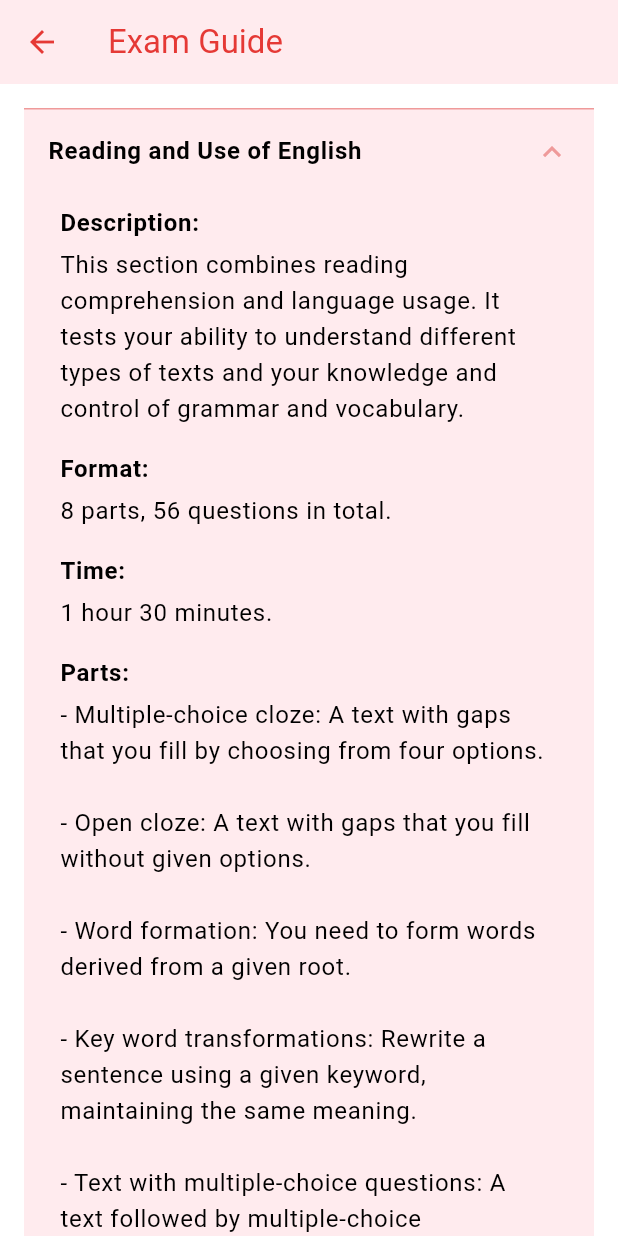
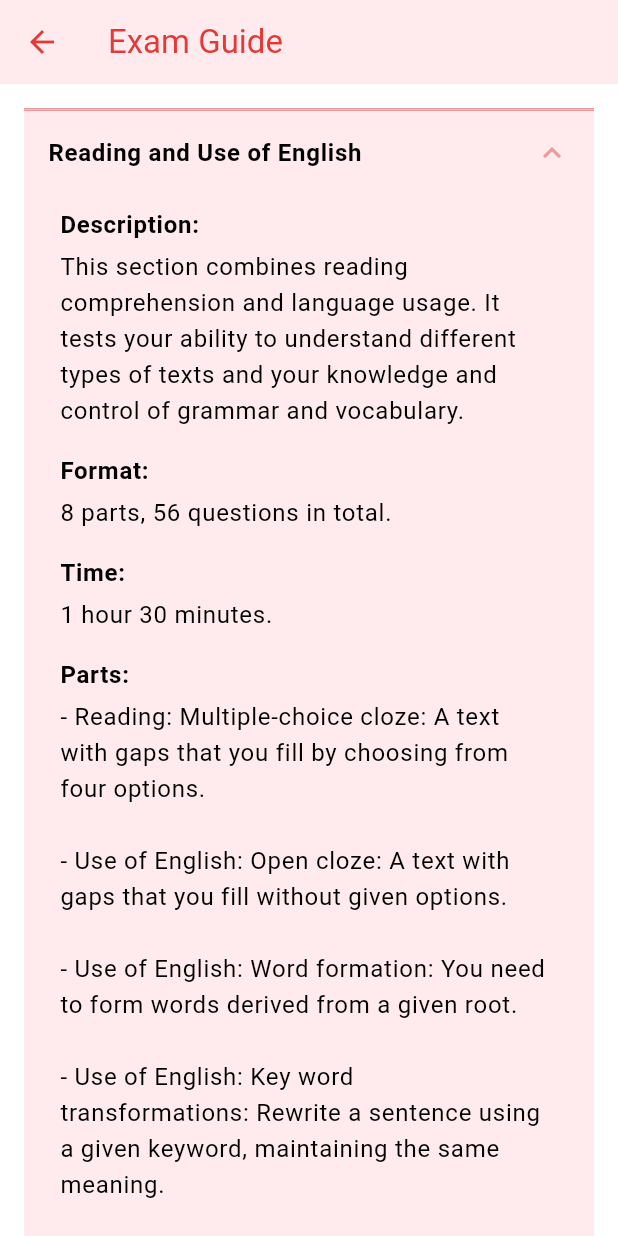
Before and after one commit to arturopicazo04/Be-English-FlutterApp, a Flutter app: the GuidePage screen opened by its route, after a tap on "Reading and Use of English", on a phone screen of 412 x 824 dp. Run offline on Flutter 3.47's test engine with Material 3 defaults, Android fonts, the phone set to English and light mode, and no system bars; our stand-ins replace awesome_notifications, cached_network_image, cloud_firestore, file_picker, firebase_auth, firebase_core and 2 more; accounts and stored records are empty; network calls fail.

Commit message:
[24/05/2024] Upload with First Test

```diff
--- /dev/null
+++ b/lib/data/exam_guide_data.dart
@@ -0,0 +1,70 @@
+class ExamGuideData {
+  static List<Map<String, dynamic>> examParts = [
+    {
+      'title': 'Reading and Use of English',
+      'description':
+          'This section combines reading comprehension and language usage. It tests your ability to understand different types of texts and your knowledge and control of grammar and vocabulary.',
+      'format': '8 parts, 56 questions in total.',
+      'time': '1 hour 30 minutes.',
+      'parts': [
+        '- Reading: Multiple-choice cloze: A text with gaps that you fill by choosing from four options.',
+        '',
+        '- Use of English: Open cloze: A text with gaps that you fill without given options.',
+        '',
+        '- Use of English: Word formation: You need to form words derived from a given root.',
+        '',
+        '- Use of English: Key word transformations: Rewrite a sentence using a given keyword, maintaining the same meaning.',
+        '',
+        '- Reading:Text with multiple-choice questions: A text followed by multiple-choice questions.',
+        '',
+        '- Reading: Gapped text: A text with paragraphs removed that you need to reorder correctly.',
+        '',
+        '- Reading: Multiple matching: A text or several short texts with statements to match to the text(s).'
+      ]
+    },
+    {
+      'title': 'Writing',
+      'description':
+          'This part assesses your ability to write various text types appropriate for different contexts, purposes, and audiences.',
+      'format': '2 parts.',
+      'time': '1 hour 30 minutes.',
+      'parts': [
+        '- Essay: You must write an essay based on two given points of view.',
+        '',
+        '- Choice of task: You can choose from various types of text (article, letter/email, report, proposal, etc.).'
+      ]
+    },
+    {
+      'title': 'Listening',
+      'description':
+          'This section tests your ability to understand a variety of spoken materials, such as news, speeches, and everyday conversations.',
+      'format': '4 parts.',
+      'time': 'Approximately 40 minutes.',
+      'parts': [
+        '- Multiple choice: Listen to an audio and answer multiple-choice questions.',
+        '',
+        '- Sentence completion: Listen to an audio and complete sentences with the missing information.',
+        '',
+        '- Multiple matching: Listen to several short audios and match information to statements.',
+        '',
+        '- Multiple choice: Similar to the first part but with a different audio and multiple-choice questions.'
+      ]
+    },
+    {
+      'title': 'Speaking',
+      'description':
+          'This part assesses your ability to communicate effectively in face-to-face conversations.',
+      'format': '4 parts.',
+      'time': '15 minutes per pair of candidates.',
+      'parts': [
+        '- Interview: Answer questions about yourself, your interests, etc.',
+        '',
+        '- Long turn: Describe a set of photographs and answer a related question.',
+        '',
+        '- Collaborative task: Discuss with the other candidate to reach an agreement on a given topic.',
+        '',
+        '- Discussion: Discuss the topic from part three further with the examiner.',
+      ]
+    }
+  ];
+}
--- a/lib/main.dart
+++ b/lib/main.dart
@@ -1,8 +1,10 @@
 import 'package:be_english/auth/auth.dart';
 import 'package:be_english/firebase_options.dart';
+import 'package:be_english/pages/exams/uoe_open_cloze.dart';
 import 'package:be_english/pages/forgot_pass_page.dart';
 import 'package:be_english/pages/guides_page.dart';
 import 'package:be_english/pages/home_page.dart';
+import 'package:be_english/pages/interactive_exams_page.dart';
 import 'package:be_english/pages/profile_page.dart';
 import 'package:be_english/pages/ranking_page.dart';
 import 'package:be_english/service/notification_service.dart';
@@ -36,7 +38,9 @@ class MainApp extends StatelessWidget {
         '/forgot_password_page': (context) => const FortgotPasswordPage(),
         '/ranking_page': (context) => const RankingPage(),
         '/auth_page': (context) => const AuthPage(),
-        '/guide_page': (context) =>  GuidePage(),
+        '/guide_page': (context) => const GuidePage(),
+        '/interactive_exams_page': (context) => const InteractiveExamsPage(),
+        '/uoe_open_cloze': (context) => OpenClozeExamPage(),
       },
     );
   }
--- a/lib/pages/forgot_pass_page.dart
+++ b/lib/pages/forgot_pass_page.dart
@@ -19,7 +19,6 @@ class _FortgotPasswordPageState extends State<FortgotPasswordPage> {
   void resetPassword() async {
     // Get screen size
     double screenHeight = MediaQuery.of(context).size.height;
-    double screenWidth = MediaQuery.of(context).size.width;
 
     //show loading circle
     showDialog(
--- a/lib/pages/guides_page.dart
+++ b/lib/pages/guides_page.dart
@@ -1,80 +1,18 @@
+import 'package:be_english/data/exam_guide_data.dart';
 import 'package:flutter/material.dart';
 
 class GuidePage extends StatelessWidget {
-  final List<Map<String, dynamic>> examParts = [
-    {
-      'title': 'Reading and Use of English',
-      'description':
-          'This section combines reading comprehension and language usage. It tests your ability to understand different types of texts and your knowledge and control of grammar and vocabulary.',
-      'format': '8 parts, 56 questions in total.',
-      'time': '1 hour 30 minutes.',
-      'parts': [
-        '- Multiple-choice cloze: A text with gaps that you fill by choosing from four options.',
-        '',
-        '- Open cloze: A text with gaps that you fill without given options.',
-        '',
-        '- Word formation: You need to form words derived from a given root.',
-        '',
-        '- Key word transformations: Rewrite a sentence using a given keyword, maintaining the same meaning.',
-        '',
-        '- Text with multiple-choice questions: A text followed by multiple-choice questions.',
-        '',
-        '- Gapped text: A text with paragraphs removed that you need to reorder correctly.',
-        '',
-        '- Multiple matching: A text or several short texts with statements to match to the text(s).'
-      ]
-    },
-    {
-      'title': 'Writing',
-      'description':
-          'This part assesses your ability to write various text types appropriate for different contexts, purposes, and audiences.',
-      'format': '2 parts.',
-      'time': '1 hour 30 minutes.',
-      'parts': [
-        '- Essay: You must write an essay based on two given points of view.',
-        '',
-        '- Choice of task: You can choose from various types of text (article, letter/email, report, proposal, etc.).'
-      ]
-    },
-    {
-      'title': 'Listening',
-      'description':
-          'This section tests your ability to understand a variety of spoken materials, such as news, speeches, and everyday conversations.',
-      'format': '4 parts.',
-      'time': 'Approximately 40 minutes.',
-      'parts': [
-        '- Multiple choice: Listen to an audio and answer multiple-choice questions.',
-        '',
-        '- Sentence completion: Listen to an audio and complete sentences with the missing information.',
-        '',
-        '- Multiple matching: Listen to several short audios and match information to statements.',
-        '',
-        '- Multiple choice: Similar to the first part but with a different audio and multiple-choice questions.'
-      ]
-    },
-    {
-      'title': 'Speaking',
-      'description':
-          'This part assesses your ability to communicate effectively in face-to-face conversations.',
-      'format': '4 parts.',
-      'time': '15 minutes per pair of candidates.',
-      'parts': [
-        '- Interview: Answer questions about yourself, your interests, etc.',
-        '',
-        '- Long turn: Describe a set of photographs and answer a related question.',
-        '',
-        '- Collaborative task: Discuss with the other candidate to reach an agreement on a given topic.',
-        '',
-        '- Discussion: Discuss the topic from part three further with the examiner.',
-      ]
-    }
-  ];
-
-  GuidePage({super.key});
+  const GuidePage({super.key});
 
   Widget buildExpansionTile(
       Map<String, dynamic> examPart, BuildContext context) {
-    return Theme(
+    return Container(
+      decoration: BoxDecoration(
+        border: Border.symmetric(
+          horizontal: BorderSide(color: Theme.of(context).colorScheme.primary),
+        ),
+      ),
+      child: Theme(
         data: Theme.of(context).copyWith(
           dividerColor: Theme.of(context).colorScheme.primary,
         ),
@@ -138,11 +76,14 @@ class GuidePage extends StatelessWidget {
                     style: TextStyle(fontWeight: FontWeight.bold),
                   ),
                   const SizedBox(height: 4),
-                ...examPart['parts'].map<Widget>((part) => Text(part)).toList(),
+                  ...examPart['parts']
+                      .map<Widget>((part) => Text(part))
+                      .toList(),
                 ],
               ),
             ),
           ],
+        ),
       ),
     );
   }
@@ -157,7 +98,7 @@ class GuidePage extends StatelessWidget {
       ),
       body: ListView(
         padding: const EdgeInsets.all(16.0),
-        children: examParts
+        children: ExamGuideData.examParts
             .map<Widget>((part) => buildExpansionTile(part, context))
             .toList(),
       ),
--- a/lib/service/notification_service.dart
+++ b/lib/service/notification_service.dart
@@ -31,7 +31,7 @@ class NotificationService {
           body: 'Time to take your daily quiz!',
         ),
         schedule: NotificationCalendar(
-          hour: 9,
+          hour: 16,
           minute: 0,
           second: 0,
           timeZone: 'CET',
```
Also changed, not shown: lib/components/rounded_image.dart (deleted, +0 -60 lines), lib/data/exam_data.dart (added, +26 -0 lines), lib/pages/exams/uoe_open_cloze.dart (added, +172 -0 lines), lib/pages/exams/uoe_word_formation.dart (added, +10 -0 lines), lib/pages/home_page.dart (+8 -1 lines), lib/pages/interactive_exams_page.dart (added, +63 -0 lines). Lines whose indentation alone changed are shown as unchanged.
